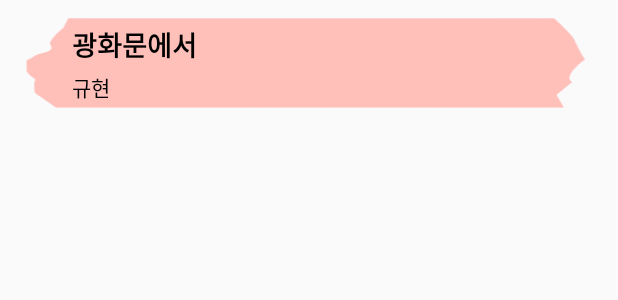
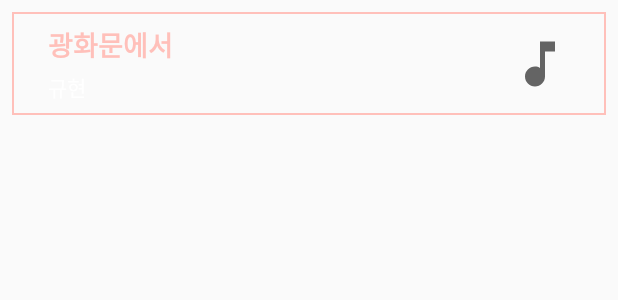
Before and after one commit to SMU-BakE/recommended_music_final, an Android app: the layout unit_playlist.xml on its own in the app's theme, with its tools: preview values and no code run, on a phone screen of 412 x 824 dp. Shown: the top 300 px of the screen. Run offline under Robolectric (Android 15) with nearby library versions, the phone set to English and light mode, and no system bars.

Commit message:
playlist design update

```diff
--- a/app/src/main/java/com/example/music_recomend_profile/player/PlayList.kt
+++ b/app/src/main/java/com/example/music_recomend_profile/player/PlayList.kt
@@ -6,7 +6,6 @@ import android.view.LayoutInflater
 import android.view.View
 import android.view.ViewGroup
 import android.widget.TextView
-import android.widget.Toast
 import androidx.activity.OnBackPressedCallback
 import androidx.fragment.app.Fragment
 import androidx.fragment.app.FragmentManager
@@ -54,6 +53,7 @@ class PlayList : Fragment() {
         return view
     }
 
+    //fragment 생명주기 이용하여 backPressed 구현
     override fun onAttach(context: Context) {
         super.onAttach(context)
         callback = object : OnBackPressedCallback(true) {
--- /dev/null
+++ b/app/src/main/res/drawable/bg_playlist.xml
@@ -0,0 +1,17 @@
+<?xml version="1.0" encoding="utf-8"?>
+<shape xmlns:android="http://schemas.android.com/apk/res/android"
+    android:shape="rectangle">
+    <corners android:radius="0dp" />
+    <solid android:color="#00ff0000" />
+    <padding
+        android:bottom="0dp"
+        android:left="0dp"
+        android:right="0dp"
+        android:top="0dp" />
+    <size
+        android:width="60dp"
+        android:height="40dp" />
+    <stroke
+        android:width="1dp"
+        android:color="@color/colorPinkLight" />
+</shape>
--- /dev/null
+++ b/app/src/main/res/drawable/bg_playsheet.xml
@@ -0,0 +1,7 @@
+<?xml version="1.0" encoding="utf-8"?>
+<shape xmlns:android="http://schemas.android.com/apk/res/android">
+    <solid android:color="@color/colorPrimaryDark" />
+    <corners
+        android:bottomLeftRadius="20dp"
+        android:bottomRightRadius="20dp" />
+</shape>
--- /dev/null
+++ b/app/src/main/res/drawable/ic_baseline_music_note_24.xml
@@ -0,0 +1,10 @@
+<vector xmlns:android="http://schemas.android.com/apk/res/android"
+    android:width="24dp"
+    android:height="24dp"
+    android:viewportWidth="24"
+    android:viewportHeight="24"
+    android:tint="?attr/colorControlNormal">
+  <path
+      android:fillColor="@android:color/white"
+      android:pathData="M12,3v10.55c-0.59,-0.34 -1.27,-0.55 -2,-0.55 -2.21,0 -4,1.79 -4,4s1.79,4 4,4 4,-1.79 4,-4V7h4V3h-6z"/>
+</vector>
--- a/app/src/main/res/layout/activity_play_list.xml
+++ b/app/src/main/res/layout/activity_play_list.xml
@@ -2,9 +2,9 @@
 <androidx.constraintlayout.widget.ConstraintLayout xmlns:android="http://schemas.android.com/apk/res/android"
     xmlns:app="http://schemas.android.com/apk/res-auto"
     xmlns:tools="http://schemas.android.com/tools"
-    android:background="@drawable/warm_background"
     android:layout_width="match_parent"
     android:layout_height="match_parent"
+    android:background="@drawable/bg_playsheet"
     tools:context=".player.PlayList">
 
     <TextView
@@ -12,15 +12,14 @@
         android:layout_width="180dp"
         android:layout_height="55dp"
         android:layout_marginTop="16dp"
-        android:background="@drawable/tape"
-        android:backgroundTint="@color/colorAccent"
+
         android:paddingLeft="20dp"
         android:paddingTop="10dp"
         android:paddingRight="20dp"
         android:paddingBottom="10dp"
         android:text="2020/05/24"
         android:textAlignment="center"
-        android:textColor="@color/colorPrimaryDark"
+        android:textColor="@color/colorPinkLight"
         android:textSize="24sp"
         android:textStyle="italic"
         app:layout_constraintEnd_toEndOf="parent"
@@ -31,6 +30,7 @@
         android:id="@+id/playlistRV"
         android:layout_width="0dp"
         android:layout_height="0dp"
+        android:layout_marginTop="16dp"
         app:layout_constraintBottom_toBottomOf="parent"
         app:layout_constraintEnd_toEndOf="parent"
         app:layout_constraintStart_toStartOf="parent"
--- a/app/src/main/res/layout/activity_player_home.xml
+++ b/app/src/main/res/layout/activity_player_home.xml
@@ -209,10 +209,11 @@
         android:id="@+id/songListContainer"
         android:layout_width="match_parent"
         android:layout_height="0dp"
-        app:layout_constraintBottom_toTopOf="@+id/playerBox"
+        android:layout_marginBottom="16dp"
+        app:layout_constraintBottom_toTopOf="@+id/songNameTextView"
         app:layout_constraintEnd_toEndOf="parent"
         app:layout_constraintStart_toStartOf="parent"
-        app:layout_constraintTop_toTopOf="@+id/youtube_player_view">
+        app:layout_constraintTop_toTopOf="parent">
 
     </androidx.constraintlayout.widget.ConstraintLayout>
 
--- a/app/src/main/res/layout/unit_playlist.xml
+++ b/app/src/main/res/layout/unit_playlist.xml
@@ -1,6 +1,7 @@
 <?xml version="1.0" encoding="utf-8"?>
 <androidx.constraintlayout.widget.ConstraintLayout xmlns:android="http://schemas.android.com/apk/res/android"
     xmlns:app="http://schemas.android.com/apk/res-auto"
+    xmlns:tools="http://schemas.android.com/tools"
     android:layout_width="match_parent"
     android:layout_height="wrap_content"
 
@@ -11,15 +12,11 @@
         android:id="@+id/container"
         android:layout_width="0dp"
         android:layout_height="wrap_content"
-        android:layout_marginStart="16dp"
+        android:layout_marginStart="8dp"
         android:layout_marginTop="8dp"
-        android:layout_marginEnd="16dp"
-        android:background="@drawable/tape"
-        android:backgroundTint="@color/colorPinkLight"
-        android:paddingLeft="32dp"
-        android:paddingTop="8dp"
-        android:paddingRight="8dp"
-        android:paddingBottom="8dp"
+        android:layout_marginEnd="8dp"
+        android:background="@drawable/bg_playlist"
+        android:padding="8dp"
         app:layout_constraintEnd_toEndOf="parent"
         app:layout_constraintStart_toStartOf="parent"
         app:layout_constraintTop_toTopOf="parent">
@@ -29,11 +26,13 @@
             android:id="@+id/songName"
             android:layout_width="0dp"
             android:layout_height="wrap_content"
+            android:layout_marginStart="16dp"
+            android:layout_marginEnd="8dp"
             android:text="광화문에서"
-            android:textColor="@color/black"
+            android:textColor="@color/colorPinkLight"
             android:textSize="18sp"
             android:textStyle="bold"
-            app:layout_constraintEnd_toEndOf="parent"
+            app:layout_constraintEnd_toStartOf="@+id/musicNote"
             app:layout_constraintStart_toStartOf="parent"
             app:layout_constraintTop_toTopOf="parent" />
 
@@ -43,12 +42,23 @@
             android:layout_width="0dp"
             android:layout_height="wrap_content"
             android:layout_marginTop="4dp"
+            android:layout_marginEnd="8dp"
             android:text="규현"
-            android:textColor="@color/black"
+            android:textColor="@color/white"
             android:textSize="14sp"
             app:layout_constraintBottom_toBottomOf="parent"
-            app:layout_constraintEnd_toEndOf="parent"
+            app:layout_constraintEnd_toStartOf="@+id/musicNote"
             app:layout_constraintStart_toStartOf="@+id/songName"
             app:layout_constraintTop_toBottomOf="@+id/songName" />
+
+        <ImageView
+            android:id="@+id/musicNote"
+            android:layout_width="40dp"
+            android:layout_height="40dp"
+            android:layout_marginEnd="16dp"
+            app:layout_constraintBottom_toBottomOf="parent"
+            app:layout_constraintEnd_toEndOf="parent"
+            app:layout_constraintTop_toTopOf="parent"
+            app:srcCompat="@drawable/ic_baseline_music_note_24" />
     </androidx.constraintlayout.widget.ConstraintLayout>
 </androidx.constraintlayout.widget.ConstraintLayout>
```
